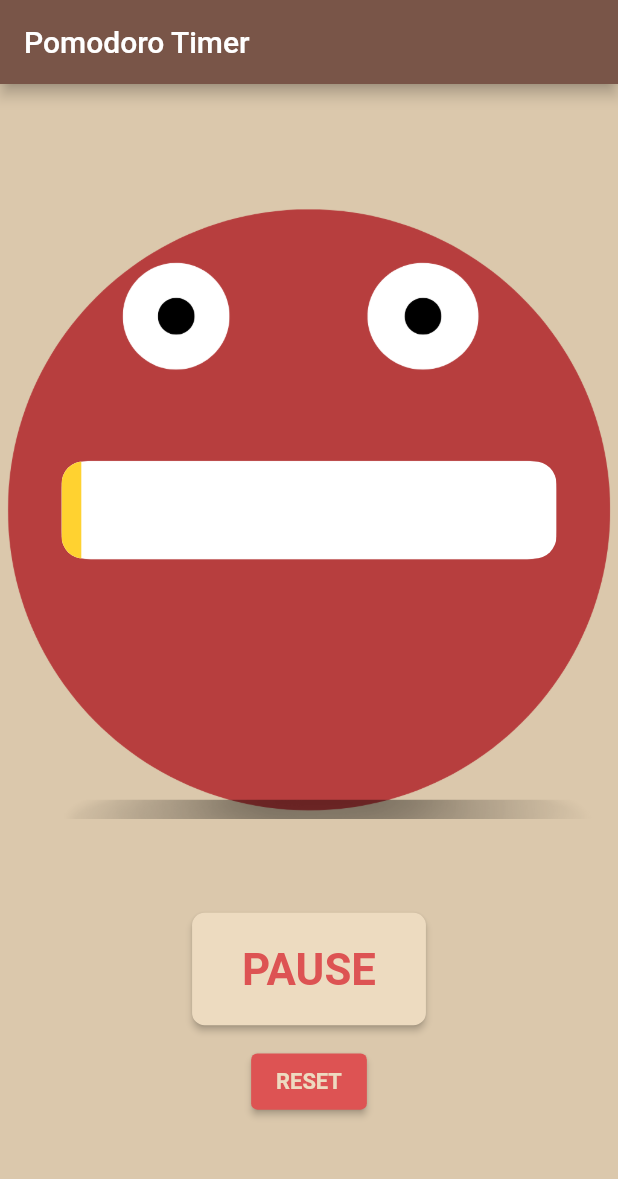
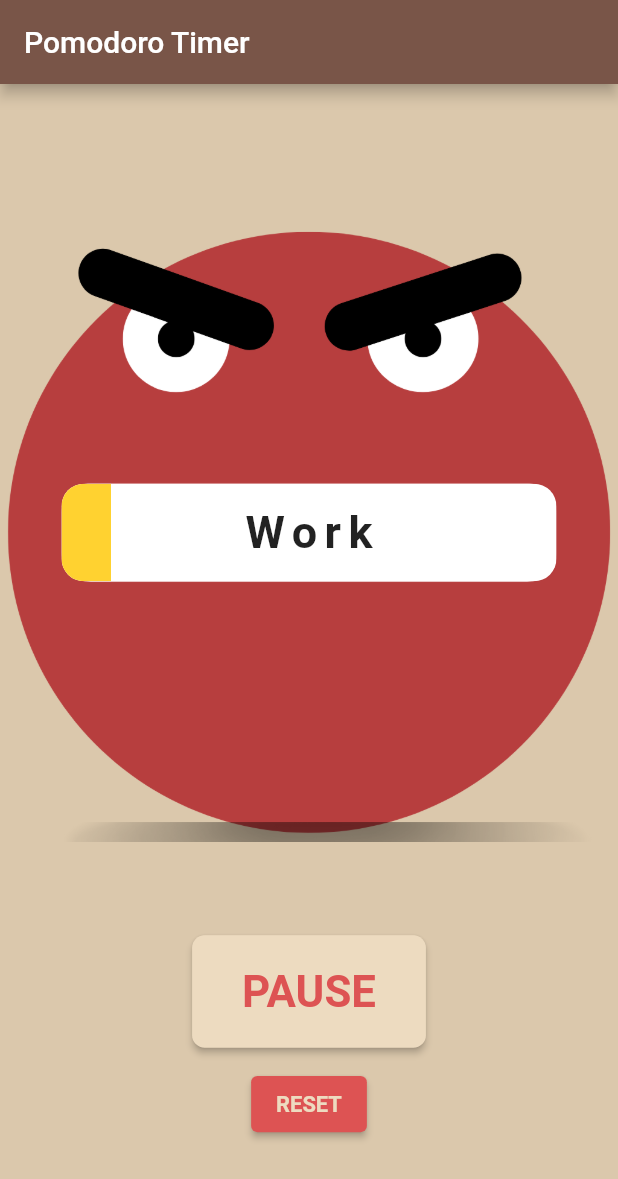
Before and after one commit to rigloo/Pomodoro-Timer, a Flutter app: the screen it shows after launch, after a tap on "START", on a phone screen of 412 x 824 dp. Shown: the top 1179 px of the screen. Run offline on Flutter 3.47's test engine with Material 2 defaults, Android fonts, the phone set to English and light mode, and no system bars; our stand-ins replace just_audio.

Commit message:
Have finished the logic for the app. Now it has sounds. The transitions seem to be working fine now. The only thing that is needed seems pretty small, but is actually the most important. Since a pomodor work length is usually 25 minutes, of course the app needs to be able to play sound while the app is suspended,because of course the app wont be active for all that time.. This is basically the only thing I have to do

```diff
--- /dev/null
+++ b/lib/constants.dart
@@ -0,0 +1,8 @@
+const int WORK_LENGTH = 10;
+const int QUICK_BREAK_LENGTH = 10;
+const int LONG_BREAK_LENGTH = 10;
+
+const String WORK_MESSAGE = "Work";
+const String QUICK_BREAK_MESSAGE = "Quick Break";
+
+const String LONG_BREAK_MESSAGE = "Long Break";
--- a/lib/main.dart
+++ b/lib/main.dart
@@ -7,6 +7,9 @@ import './tomato.dart';
 import './startButton.dart';
 import './pauseButton.dart';
 import './resumeButton.dart';
+import 'constants.dart' as Constants;
+import './tomatoCounter.dart';
+import 'package:just_audio/just_audio.dart';
 
 void main() {
   WidgetsFlutterBinding.ensureInitialized();
@@ -50,17 +53,37 @@ class _MyHomePageState extends State<MyHomePage> {
   bool paused = false;
   bool onGoing = false;
   int pomodoros = 0;
+  String message = "";
+
+  _MyHomePageState() {
+  }
+
+  final AudioPlayer player = new AudioPlayer();
+  final alarmAudioPath = "ding.mp3";
 
   void _startTimer() {
     setState(() {
+      message = Constants.WORK_MESSAGE;
       onGoing = true;
       paused = false;
     });
+
     mytimer = Timer.periodic(Duration(seconds: 1), (timer) {
       setState(() {
-        counter++;
+        updateModel();
       });
     });
+  }
+
+  void loadSound() async {
+
+    await player.setAsset("assets/ding.mp3");
+  }
+
+  void playSound() async {
+     await player.setAsset("assets/ding.mp3");
+    await player.setVolume(.5);
+    await player.play();
   }
 
   void _pauseTimer() {
@@ -75,20 +98,56 @@ class _MyHomePageState extends State<MyHomePage> {
   void _resumeTimer() {
     setState(() {
       paused = false;
+      //updateModel();
     });
 
     mytimer = Timer.periodic(Duration(seconds: 1), (timer) {
       setState(() {
-        counter++;
+        updateModel();
       });
     });
   }
 
+  void updateModel() {
+    if (message == Constants.WORK_MESSAGE && counter == Constants.WORK_LENGTH)
+      pomodoros++;
+
+    //  SystemSound.play(SystemSoundType.alert);
+
+    // playSound();
+
+    if (message == Constants.WORK_MESSAGE &&
+        counter == Constants.WORK_LENGTH &&
+        pomodoros % 3 == 0) {
+      counter = 0;
+      message = Constants.LONG_BREAK_MESSAGE;
+      playSound();
+    } else if (message == Constants.WORK_MESSAGE &&
+        counter == Constants.WORK_LENGTH) {
+      counter = 0;
+      message = Constants.QUICK_BREAK_MESSAGE;
+      playSound();
+    } else if (message == Constants.QUICK_BREAK_MESSAGE &&
+        counter == Constants.QUICK_BREAK_LENGTH) {
+      counter = 0;
+      message = Constants.WORK_MESSAGE;
+      playSound();
+    } else if (message == Constants.LONG_BREAK_MESSAGE &&
+        counter == Constants.LONG_BREAK_LENGTH) {
+      counter = 0;
+      message = Constants.WORK_MESSAGE;
+      playSound();
+    }
+    counter++;
+  }
+
   void _resetTimer() {
     setState(() {
+      message = "";
       onGoing = false;
       paused = false;
       counter = 0;
+      pomodoros = 0;
     });
 
     if (mytimer == null) return;
@@ -106,8 +165,9 @@ class _MyHomePageState extends State<MyHomePage> {
         child: Column(
           mainAxisAlignment: MainAxisAlignment.center,
           children: <Widget>[
+            TomatoCounter(pomodoros),
             //The Tomato image and progress bar joined together with a Stack
-            Tomato(counter),
+            Tomato(counter, message),
             //Some padding to put buttons on bottom
             SizedBox(height: 50),
 
--- a/lib/tomato.dart
+++ b/lib/tomato.dart
@@ -1,19 +1,51 @@
 import 'package:flutter/src/widgets/container.dart';
 import 'package:flutter/src/widgets/framework.dart';
 import 'package:flutter/material.dart';
+import 'constants.dart' as Constants;
 
 class Tomato extends StatelessWidget {
-   final counter;
-    Tomato(this.counter);
+  final int counter;
+  final String message;
+  double get value {
+    if (message == Constants.WORK_MESSAGE) {
+      return counter.toDouble() / Constants.WORK_LENGTH;
+    } else if (message == Constants.QUICK_BREAK_MESSAGE) {
+      return counter.toDouble() / Constants.QUICK_BREAK_LENGTH;
+    } else if (message == Constants.LONG_BREAK_MESSAGE) {
+      return counter.toDouble() / Constants.LONG_BREAK_LENGTH;
+    } else
+      return 0;
+  }
+
+  String get image_path {
+     if (message == ""){
+      return "assets/tomato2.png";
+     }
+    else if  (message == Constants.WORK_MESSAGE){
+      return "assets/angry_tomato.png";
+    }
+    else {
+      return "assets/relaxed_tomato.png";
+    }
+  }
+
+
+  Color get tomatoColor {
+    if (message == Constants.WORK_MESSAGE)
+      return Color.fromRGBO(255, 210, 48, 1);
+    else
+      return Color.fromARGB(255, 255, 163, 244);
+  }
+
+  Tomato(this.counter, this.message);
   @override
   Widget build(BuildContext context) {
-
     return Stack(alignment: Alignment.center, children: [
       FittedBox(
-          child: Image.asset("assets/tomato2.png",
+          child: Image.asset(image_path,
               width: MediaQuery.of(context).size.width,
               height: MediaQuery.of(context).size.width)),
-      //To be replaced by Progress bar
+      //Progress bar
       SizedBox(
         height: 65,
         width: 330,
@@ -21,9 +53,17 @@ class Tomato extends StatelessWidget {
           borderRadius: BorderRadius.circular(15),
           child: LinearProgressIndicator(
             backgroundColor: Colors.white,
-            value: counter.toDouble()/25.00,
-            color: Color.fromRGBO(255, 210, 48, 1),
+            value: value,
+            color: tomatoColor,
           ),
+        ),
+      ),
+      Text(
+        message,
+        style: TextStyle(
+          letterSpacing: 5.0,
+          fontWeight: FontWeight.bold,
+          fontSize: 30,
         ),
       )
     ]);
--- /dev/null
+++ b/lib/tomatoCounter.dart
@@ -0,0 +1,26 @@
+import 'package:flutter/material.dart';
+import 'package:flutter/src/widgets/container.dart';
+import 'package:flutter/src/widgets/framework.dart';
+
+class TomatoCounter extends StatelessWidget {
+  final int tomatos;
+  TomatoCounter(this.tomatos);
+  @override
+  Widget build(BuildContext context) {
+    return Container(
+      child: Row(
+        mainAxisAlignment: MainAxisAlignment.center,
+        children: [
+          for (int i = 0; i < tomatos; i++)
+            Text(
+              "🍅",
+              style: TextStyle(fontSize: 25),
+              textAlign: TextAlign.center,
+            ),
+        ],
+      ),
+      width: double.infinity,
+      height: 30,
+    );
+  }
+}
--- a/pubspec.yaml
+++ b/pubspec.yaml
@@ -37,6 +37,9 @@ dependencies:
   # Use with the CupertinoIcons class for iOS style icons.
   cupertino_icons: ^1.0.2
   flutter_countdown_timer: ^4.1.0
+  flutter_ringtone_player: ^3.2.0
+  audioplayers: ^1.1.1
+  just_audio: ^0.9.30
 
 dev_dependencies:
   flutter_test:
@@ -64,6 +67,9 @@ flutter:
   assets:
     - assets/tomato.png
     - assets/tomato2.png
+    - assets/angry_tomato.png
+    - assets/relaxed_tomato.png
+    - assets/ding.mp3
   #   - images/a_dot_ham.jpeg
 
   # An image asset can refer to one or more resolution-specific "variants", see
```
Also changed, not shown: assets/angry_tomato.png (added), assets/relaxed_tomato.png (added), 12 other files.
